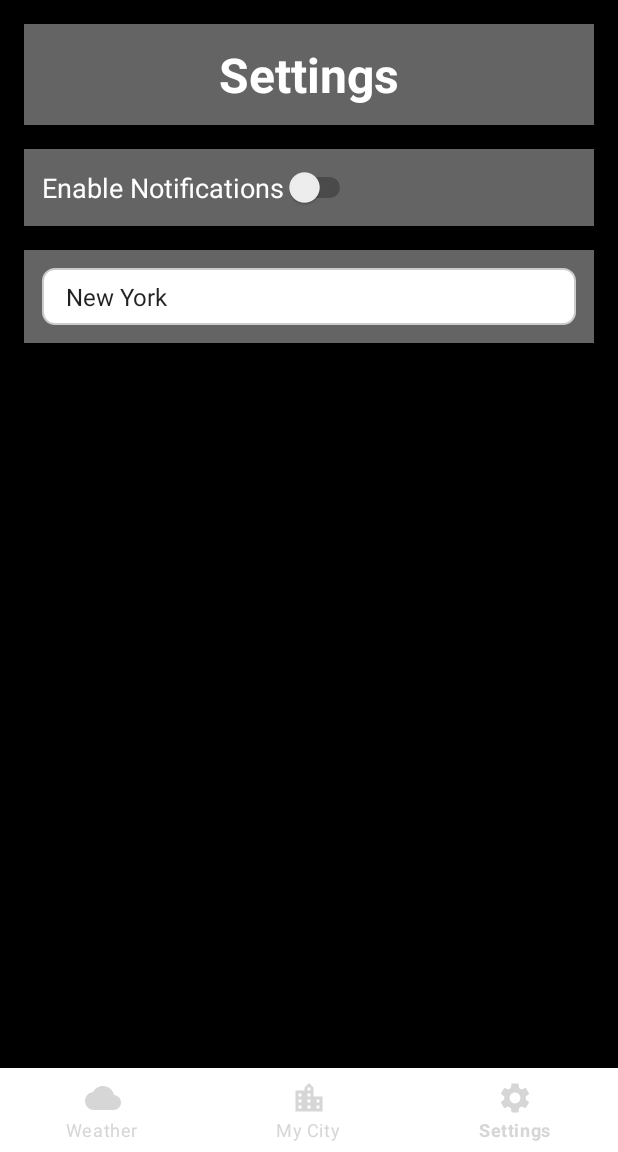
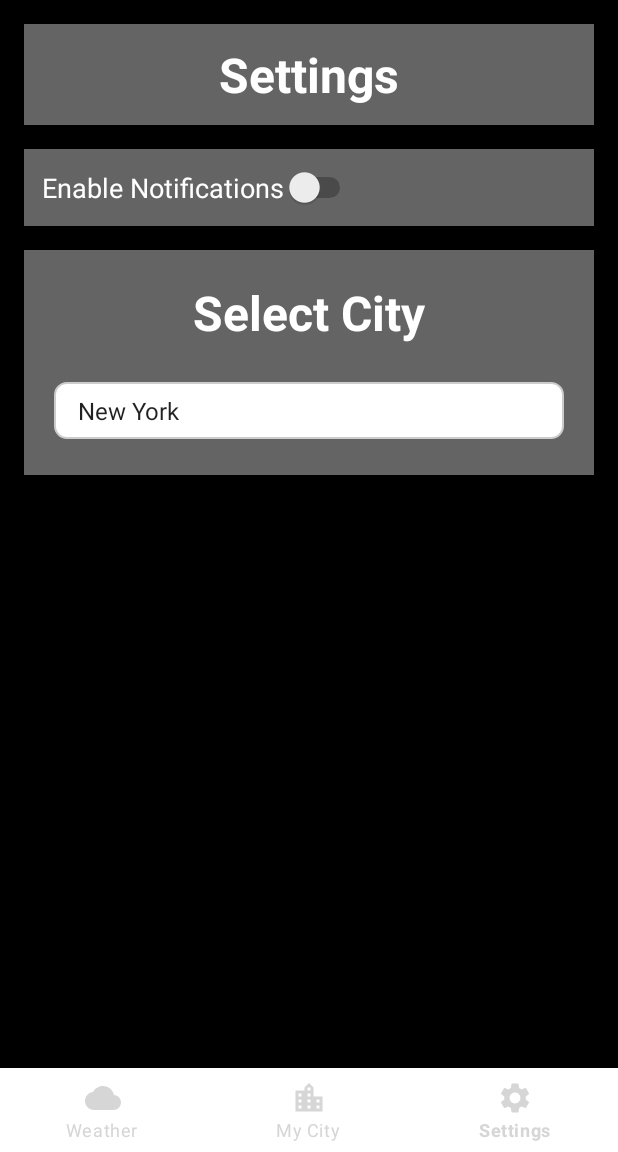
Before and after one commit to serik2k/final_android, an Android app built with Jetpack Compose: the SettingsFragment screen opened through its navigation route, on a phone screen of 412 x 824 dp, the part 84-1236 px from its top. Run offline under Robolectric (Android 15) with nearby library versions, the phone set to English and light mode, and no system bars; our stand-ins replace Room's generated code, navigation-ui.

Commit message:
final corrections to the actual app

```diff
--- a/app/src/main/res/layout/fragment_settings.xml
+++ b/app/src/main/res/layout/fragment_settings.xml
@@ -46,11 +46,22 @@
     <!-- City Selector Spinner -->
     <FrameLayout
         android:layout_width="match_parent"
-        android:layout_height="wrap_content"
+        android:layout_height="150dp"
         android:background="@color/grey"
         android:elevation="4dp"
-        android:padding="12dp">
+        android:padding="20dp">
+        <TextView
+            android:layout_width="wrap_content"
+            android:layout_height="wrap_content"
+            android:text="Select City"
+            android:gravity="center"
+            android:textColor="@color/white"
+            android:textSize="32dp"
+            android:textStyle="bold"
+            android:layout_gravity="center|top"
+            android:layout_marginBottom="8dp" />
         <Spinner
+            android:layout_marginTop="32dp"
             android:id="@+id/citySpinner"
             android:layout_width="match_parent"
             android:layout_height="wrap_content"
```
Also changed, not shown: app/src/main/res/layout/fragment_my_city.xml (+4 -4 lines).
